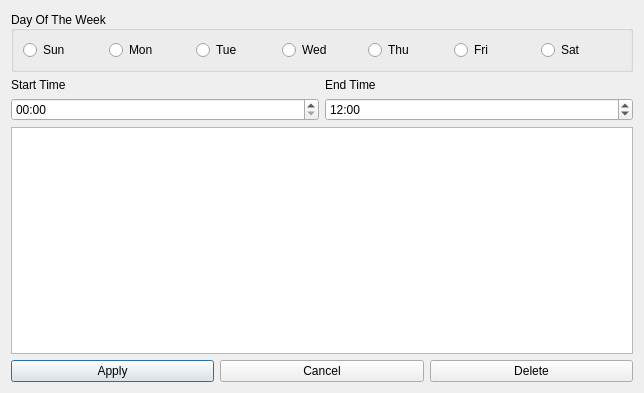
Qt form ui/policy/policy_config.ui (wifievent/w) before a commit.
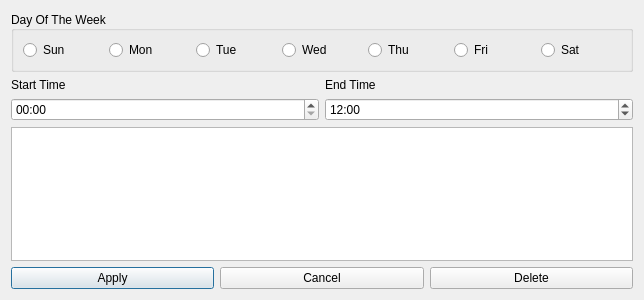
The same form after that commit. Custom widgets are drawn as their Qt base class.

Commit message:
✨ Finish: drop policy if time is duplicated
Now it works in all circumstances

```diff
--- a/ui/policy/policy_config.ui
+++ b/ui/policy/policy_config.ui
@@ -7,7 +7,7 @@
     <x>0</x>
     <y>0</y>
     <width>644</width>
-    <height>393</height>
+    <height>300</height>
    </rect>
   </property>
   <property name="windowTitle">
```
The commit also changes 2 other files.
